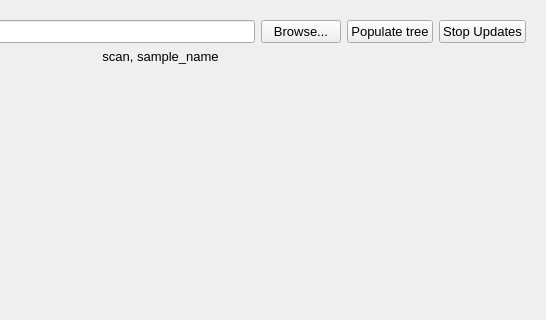
jooneal225/ptychi-file-browser, file ptychi_file_browser.ui: the form before one commit; both pictures show x 813 to 1359 and y 0 to 320 of the 1359 by 765 pixel window.
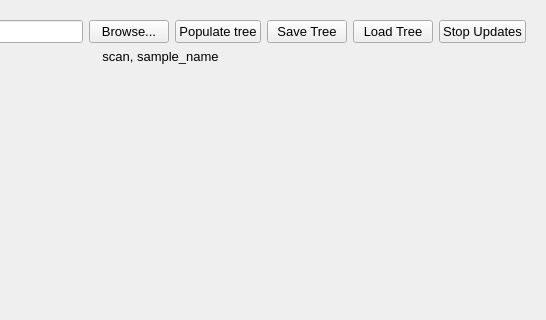
The form after the commit.

Commit message: can save/load trees now, added text resizer

The edit to the form file:
```diff
--- a/ptychi_file_browser.ui
+++ b/ptychi_file_browser.ui
@@ -79,6 +79,30 @@
           </property>
          </widget>
         </item>
+        <item>
+         <widget class="QPushButton" name="pushButton_saveTree">
+          <property name="font">
+           <font>
+            <pointsize>10</pointsize>
+           </font>
+          </property>
+          <property name="text">
+           <string>Save Tree</string>
+          </property>
+         </widget>
+        </item>
+        <item>
+         <widget class="QPushButton" name="pushButton_loadTree">
+          <property name="font">
+           <font>
+            <pointsize>10</pointsize>
+           </font>
+          </property>
+          <property name="text">
+           <string>Load Tree</string>
+          </property>
+         </widget>
+        </item>
         <item>
          <widget class="QPushButton" name="pushButton_stopScanUpdate">
           <property name="font">
```
The commit also changes 2 other files.
